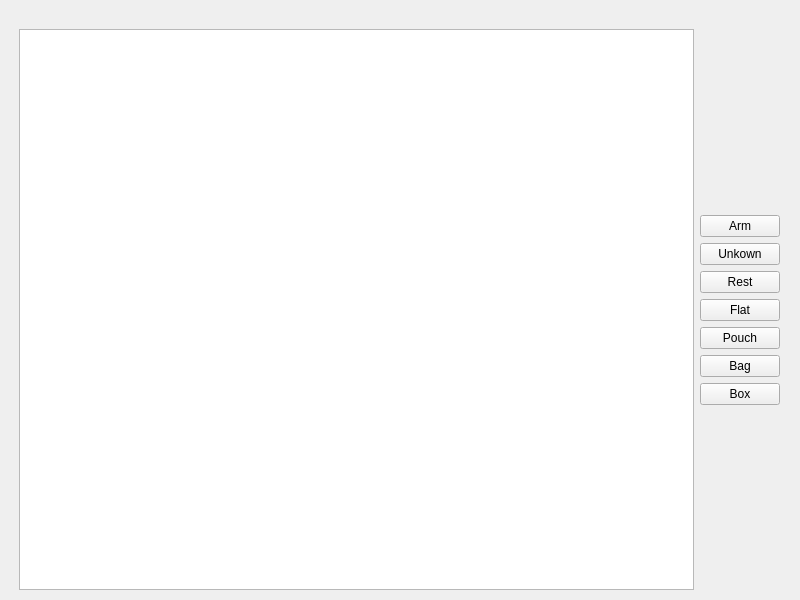
The window that widget.ui (DoVllasa/LabelEditorQT) describes before a commit, drawn with Qt 5.
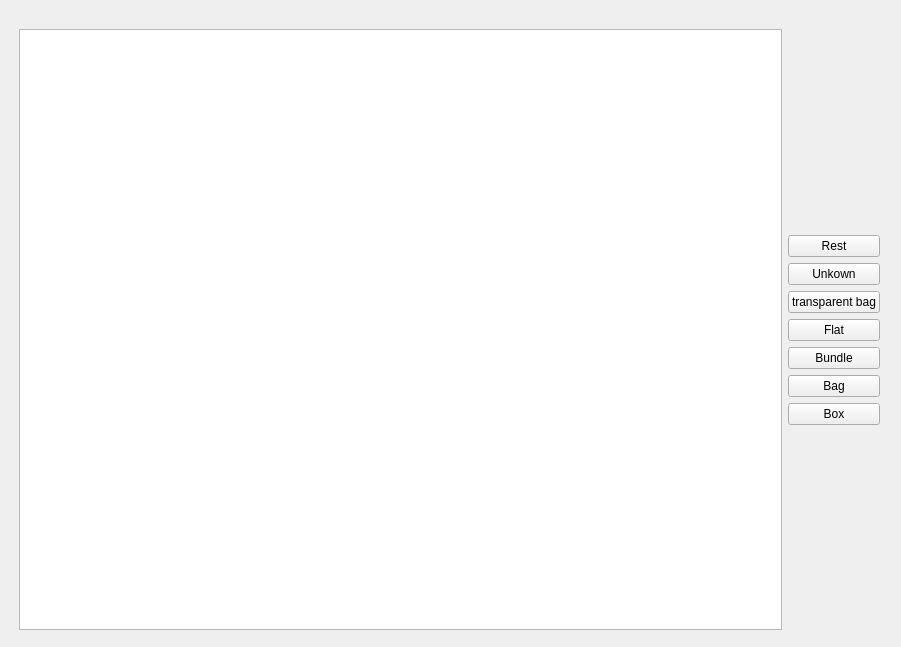
The same window after the commit.

```diff
--- a/widget.ui
+++ b/widget.ui
@@ -6,8 +6,8 @@
    <rect>
     <x>0</x>
     <y>0</y>
-    <width>800</width>
-    <height>600</height>
+    <width>901</width>
+    <height>647</height>
    </rect>
   </property>
   <property name="windowTitle">
@@ -18,8 +18,8 @@
     <rect>
      <x>19</x>
      <y>29</y>
-     <width>761</width>
-     <height>561</height>
+     <width>861</width>
+     <height>601</height>
     </rect>
    </property>
    <layout class="QHBoxLayout" name="horizontalLayout">
@@ -41,20 +41,6 @@
         </property>
        </spacer>
       </item>
-      <item>
-       <widget class="QPushButton" name="armButton">
-        <property name="text">
-         <string>Arm</string>
-        </property>
-       </widget>
-      </item>
-      <item>
-       <widget class="QPushButton" name="unknownButton">
-        <property name="text">
-         <string>Unkown</string>
-        </property>
-       </widget>
-      </item>
       <item>
        <widget class="QPushButton" name="restButton">
         <property name="text">
@@ -62,6 +48,20 @@
         </property>
        </widget>
       </item>
+      <item>
+       <widget class="QPushButton" name="unknownButton">
+        <property name="text">
+         <string>Unkown</string>
+        </property>
+       </widget>
+      </item>
+      <item>
+       <widget class="QPushButton" name="transaprentBagButton">
+        <property name="text">
+         <string>transparent bag</string>
+        </property>
+       </widget>
+      </item>
       <item>
        <widget class="QPushButton" name="flatButton">
         <property name="text">
@@ -72,7 +72,7 @@
       <item>
        <widget class="QPushButton" name="pouchButton">
         <property name="text">
-         <string>Pouch</string>
+         <string>Bundle</string>
         </property>
        </widget>
       </item>
```
Left out of the diff: 2 changed lines with no effect on the pictures.
